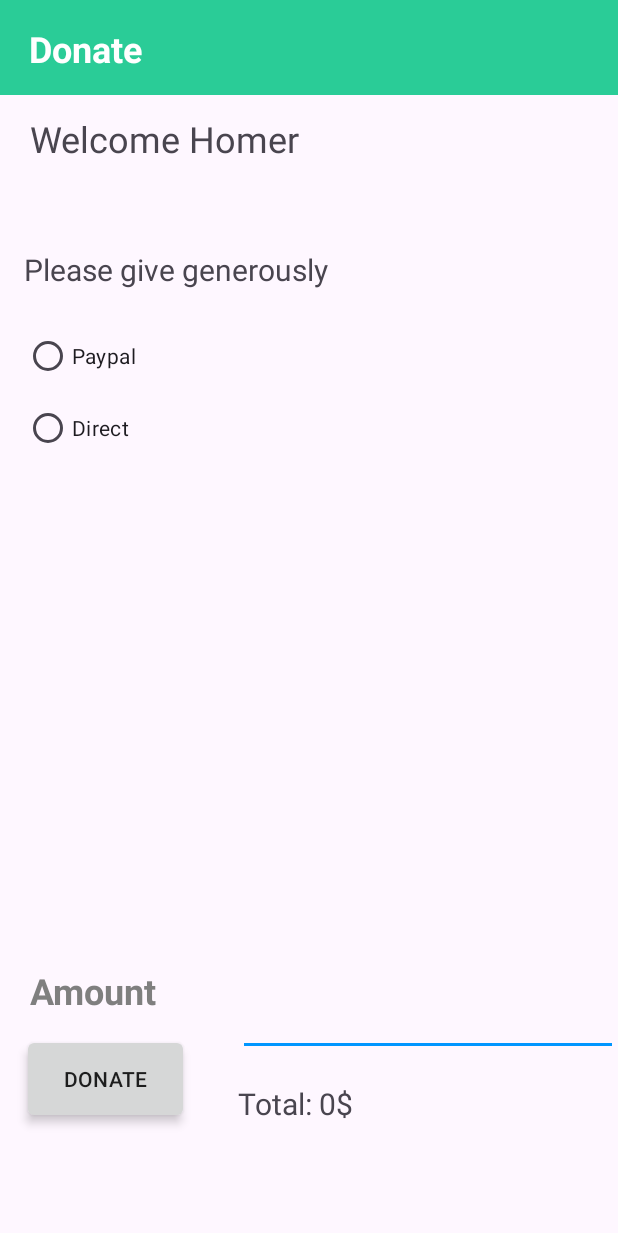
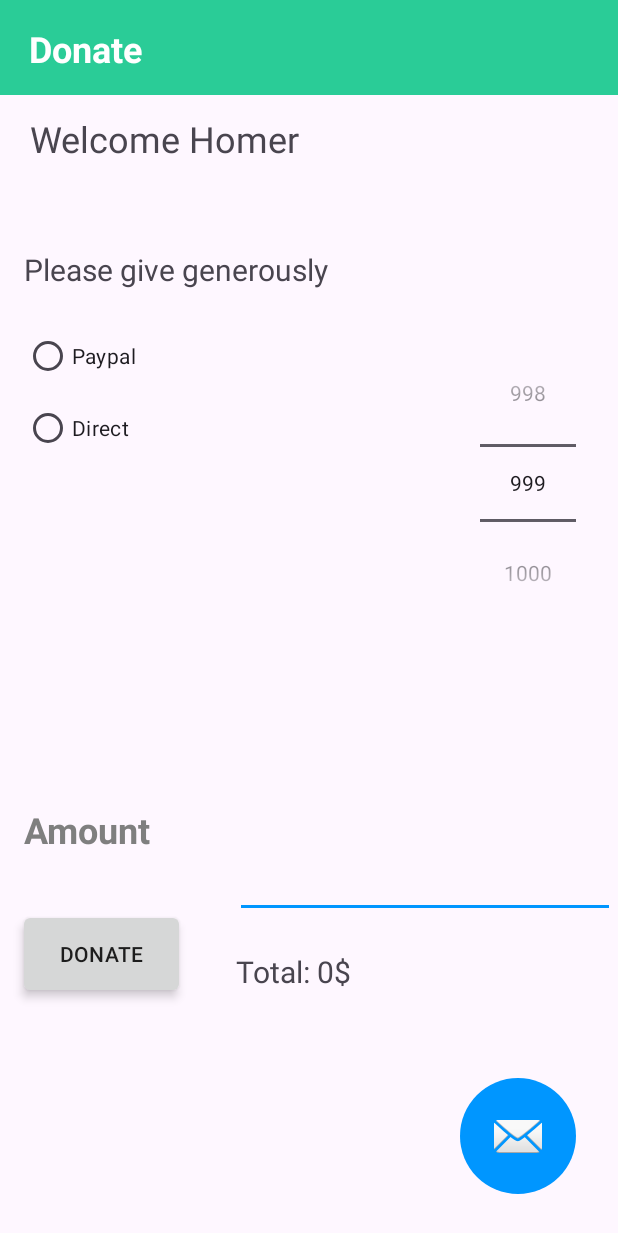
Before and after one commit to vmtuan12/MobDev_INT3120_20, an Android app: the screen it shows after launch (MainActivity), on a phone screen of 412 x 824 dp. Shown: the top 1233 px of the screen. Run offline under Robolectric (Android 15) with nearby library versions, the phone set to English and light mode, and no system bars; our stand-ins replace data binding.

Commit message:
homework week 1

```diff
--- a/w1/app/src/main/java/com/example/myapplication/MainActivity.java
+++ b/w1/app/src/main/java/com/example/myapplication/MainActivity.java
@@ -4,10 +4,13 @@ import androidx.appcompat.app.AppCompatActivity;
 import androidx.databinding.DataBindingUtil;
 import android.os.Bundle;
 import android.view.View;
+import android.widget.NumberPicker;
 
 import com.example.myapplication.databinding.ActivityMainBinding;
 
 public class MainActivity extends AppCompatActivity {
+
+    private NumberPicker numberPicker;
 
     ActivityMainBinding binding;
 
@@ -25,5 +28,18 @@ public class MainActivity extends AppCompatActivity {
                 binding.setAmount(binding.getAmount() + addedAmount);
             }
         });
+
+        numberPicker = findViewById(R.id.numberPicker);
+        numberPicker.setEnabled(true);
+        numberPicker.setFocusable(false);
+        numberPicker.setClickable(false);
+        numberPicker.setFocusableInTouchMode(false);
+        numberPicker.setWrapSelectorWheel(true);
+        numberPicker.setMinValue(0);
+        numberPicker.setMaxValue(1000);
+        numberPicker.setValue(999);
+        numberPicker.setOnValueChangedListener((picker, oldVal, newVal) -> {
+
+        });
     }
 }
--- a/w1/app/src/main/res/layout/activity_main.xml
+++ b/w1/app/src/main/res/layout/activity_main.xml
@@ -24,10 +24,10 @@
             app:backgroundTint="@null"
             app:layout_constraintBottom_toBottomOf="parent"
             app:layout_constraintEnd_toEndOf="parent"
-            app:layout_constraintHorizontal_bias="0.061"
+            app:layout_constraintHorizontal_bias="0.051"
             app:layout_constraintStart_toStartOf="parent"
             app:layout_constraintTop_toTopOf="parent"
-            app:layout_constraintVertical_bias="0.896" />
+            app:layout_constraintVertical_bias="0.789" />
 
         <TextView
             android:id="@+id/welcome"
@@ -76,7 +76,8 @@
             android:id="@+id/textView"
             android:layout_width="103dp"
             android:layout_height="51dp"
-            android:layout_marginStart="20dp"
+            android:layout_marginStart="16dp"
+            android:layout_marginBottom="24dp"
             android:text="Amount"
             android:textColor="#7f7f7f"
             android:textSize="24sp"
@@ -88,26 +89,26 @@
             android:id="@+id/editTextText2"
             android:layout_width="253dp"
             android:layout_height="54dp"
-            android:layout_marginBottom="120dp"
+            android:layout_marginBottom="212dp"
+            android:backgroundTint="#0096FF"
             android:ems="10"
             android:inputType="number"
-            android:backgroundTint="#0096FF"
             android:textColor="#0096FF"
             app:layout_constraintBottom_toBottomOf="parent"
             app:layout_constraintEnd_toEndOf="parent"
-            app:layout_constraintHorizontal_bias="1.0"
+            app:layout_constraintHorizontal_bias="0.948"
             app:layout_constraintStart_toEndOf="@+id/textView" />
 
         <TextView
             android:id="@+id/total"
             android:layout_width="212dp"
             android:layout_height="46dp"
-            android:layout_marginBottom="56dp"
+            android:layout_marginBottom="144dp"
             android:text="@{`Total: ` + amount + `$`}"
             android:textSize="20sp"
             app:layout_constraintBottom_toBottomOf="parent"
             app:layout_constraintEnd_toEndOf="parent"
-            app:layout_constraintHorizontal_bias="0.467"
+            app:layout_constraintHorizontal_bias="0.475"
             app:layout_constraintStart_toEndOf="@+id/button" />
 
         <androidx.appcompat.widget.Toolbar
@@ -134,5 +135,34 @@
             app:layout_constraintStart_toStartOf="@+id/toolbar"
             app:layout_constraintTop_toTopOf="parent" />
 
+        <com.google.android.material.floatingactionbutton.FloatingActionButton
+            android:id="@+id/floatingActionButton"
+            android:layout_width="77dp"
+            android:layout_height="82dp"
+            android:layout_marginEnd="28dp"
+            android:layout_marginBottom="28dp"
+            android:clickable="true"
+            app:fabCustomSize="45dp"
+            app:layout_constraintBottom_toBottomOf="parent"
+            app:layout_constraintEnd_toEndOf="parent"
+            app:srcCompat="@android:drawable/ic_dialog_email" />
+
+        <NumberPicker
+            android:id="@+id/numberPicker"
+            android:layout_width="wrap_content"
+            android:layout_height="wrap_content"
+            android:layout_below="@+id/toolbar"
+            android:layout_alignParentEnd="true"
+            android:layout_gravity="center"
+            android:layout_marginEnd="28dp"
+            android:layout_marginBottom="412dp"
+            android:focusable="false"
+            android:focusableInTouchMode="false"
+            android:max="1000"
+            android:min="1"
+            android:value="999"
+            app:layout_constraintBottom_toBottomOf="parent"
+            app:layout_constraintEnd_toEndOf="parent" />
+
     </androidx.constraintlayout.widget.ConstraintLayout>
 </layout>
--- a/w1/app/src/main/res/values/themes.xml
+++ b/w1/app/src/main/res/values/themes.xml
@@ -3,7 +3,13 @@
     <style name="Base.Theme.MyApplication" parent="Theme.Material3.DayNight.NoActionBar">
         <!-- Customize your light theme here. -->
         <!-- <item name="colorPrimary">@color/my_light_primary</item> -->
+        <item name="floatingActionButtonStyle">@style/FloatingActionButtonStyle</item>
     </style>
 
     <style name="Theme.MyApplication" parent="Base.Theme.MyApplication" />
+
+    <style name="FloatingActionButtonStyle" parent="ShapeAppearance.MaterialComponents.SmallComponent">
+        <item name="cornerSize">50%</item>
+        <item name="android:backgroundTint">#0096FF</item>
+    </style>
 </resources>
```
